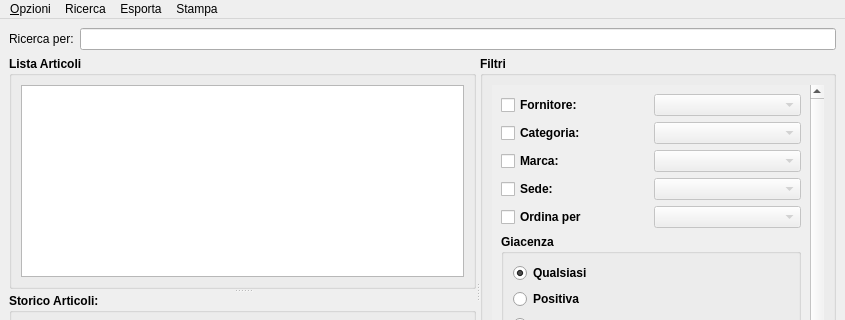
Before: the Qt Designer form moduleMagazzino/magazzinowindow.ui in kvsd/Gestionale, drawn with Qt 5; both pictures show x 0 to 845 and y 0 to 320 of the 845 by 584 pixel window.
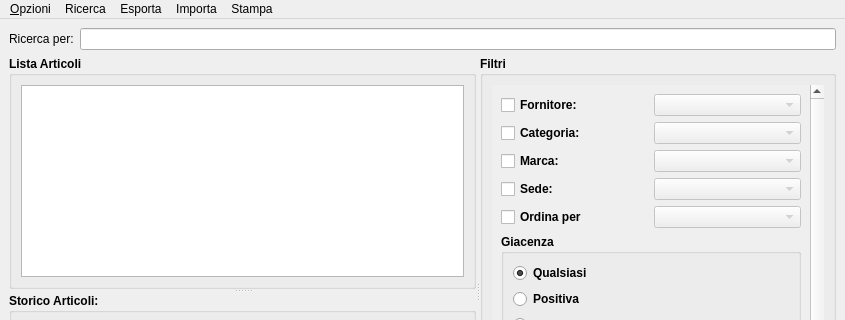
After: the same form once the commit is applied.

The edit to the form file:
```diff
--- a/moduleMagazzino/magazzinowindow.ui
+++ b/moduleMagazzino/magazzinowindow.ui
@@ -488,9 +488,16 @@
     <addaction name="actionInventario"/>
     <addaction name="actionOrdine"/>
    </widget>
+   <widget class="QMenu" name="menuImporta">
+    <property name="title">
+     <string>Importa</string>
+    </property>
+    <addaction name="actionImportMagazzinoCSV"/>
+   </widget>
    <addaction name="menuOpzioni"/>
    <addaction name="menuRicerca"/>
    <addaction name="menuEsporta"/>
+   <addaction name="menuImporta"/>
    <addaction name="menuStampa"/>
   </widget>
   <widget class="QStatusBar" name="statusbar"/>
```
Left out of the diff: 36 changed lines with no effect on the pictures.
